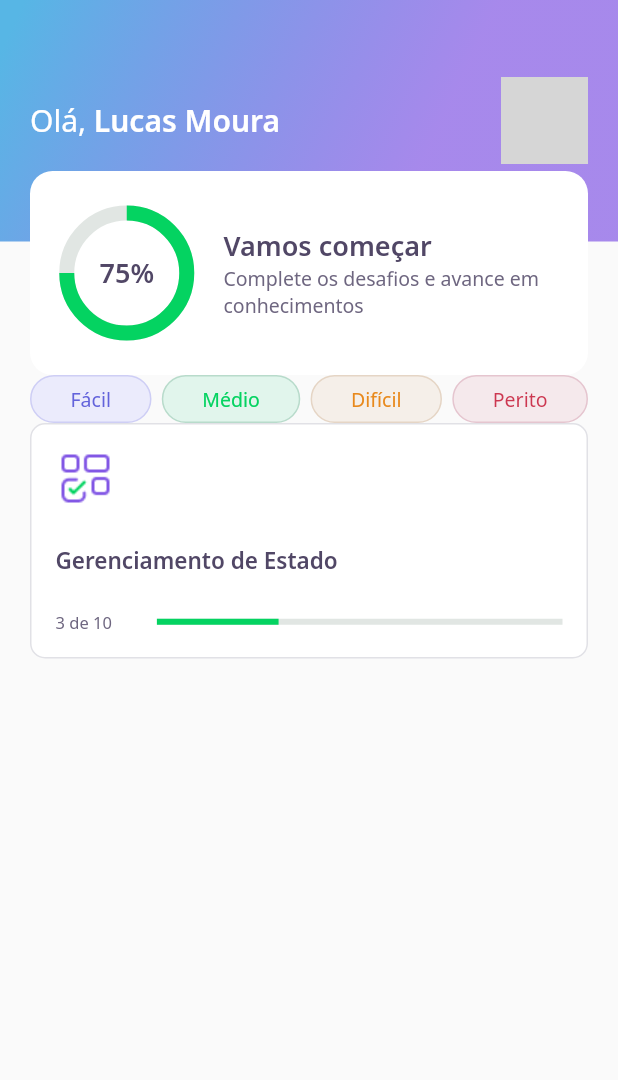
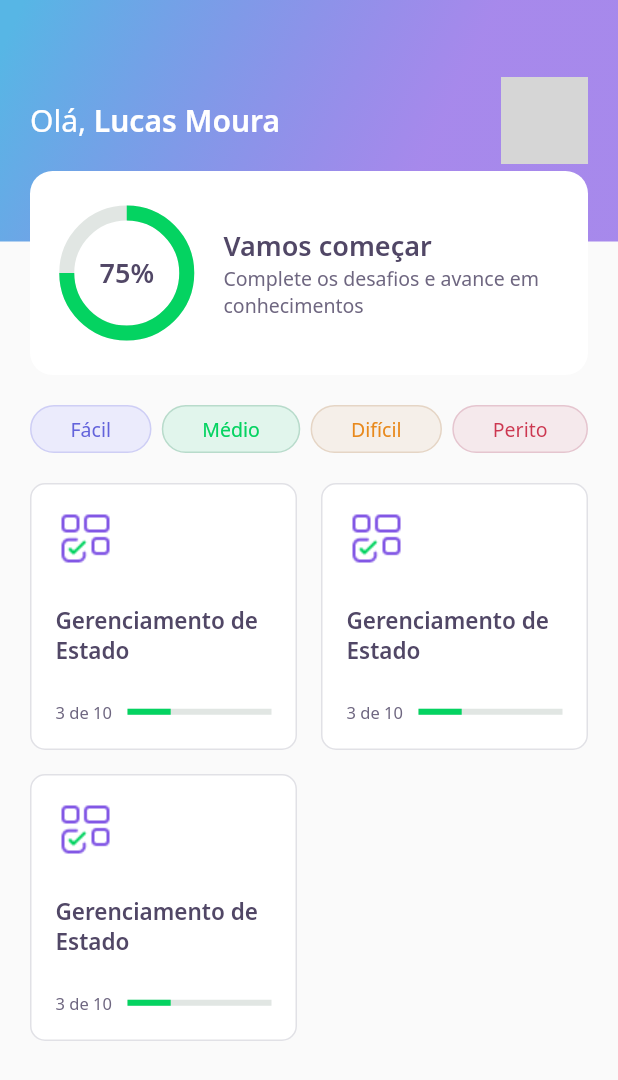
Before and after one commit to lucasmoura-dev/nlw5-dev-quiz, a Flutter app: the screen it shows after launch, on a phone screen of 412 x 824 dp. Shown: the top 1080 px of the screen. Run offline on Flutter 3.47's test engine with Material 2 defaults, Android fonts, the phone set to English and light mode, and no system bars; our stand-ins replace google_fonts; network calls fail; grey boxes are pictures that could not be loaded.

Commit message:
add: quiz cards na home

```diff
--- a/lib/home/home_page.dart
+++ b/lib/home/home_page.dart
@@ -16,7 +16,7 @@ class _HomePageState extends State<HomePage> {
     return Scaffold(
       appBar: AppBarWidget(),
       body: Padding(
-        padding: const EdgeInsets.symmetric(horizontal: 20),
+        padding: const EdgeInsets.all(20),
         child: Column(
           children: [
             Row(
@@ -28,7 +28,21 @@ class _HomePageState extends State<HomePage> {
                 LevelButtonWidget(label: 'Perito'),
               ],
             ),
-            QuizCardWidget()
+            SizedBox(
+              height: 20,
+            ),
+            Expanded(
+              child: GridView.count(
+                crossAxisCount: 2,
+                crossAxisSpacing: 16,
+                mainAxisSpacing: 16,
+                children: [
+                  QuizCardWidget(),
+                  QuizCardWidget(),
+                  QuizCardWidget(),
+                ],
+              ),
+            )
           ],
         ),
       ),
--- a/lib/home/widgets/quiz_card/quiz_card_widget.dart
+++ b/lib/home/widgets/quiz_card/quiz_card_widget.dart
@@ -42,7 +42,7 @@ class QuizCardWidget extends StatelessWidget {
                 ),
               ),
               Expanded(
-                flex: 4,
+                flex: 2,
                 child: LinearProgressIndicator(
                   value: 0.3,
                   backgroundColor: AppColors.chartSecondary,
```
